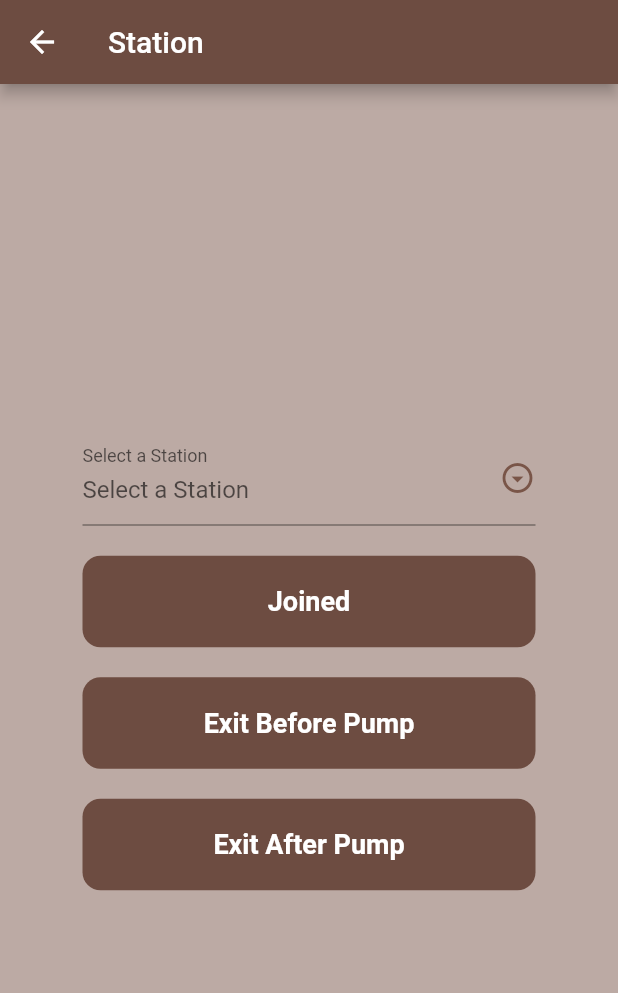
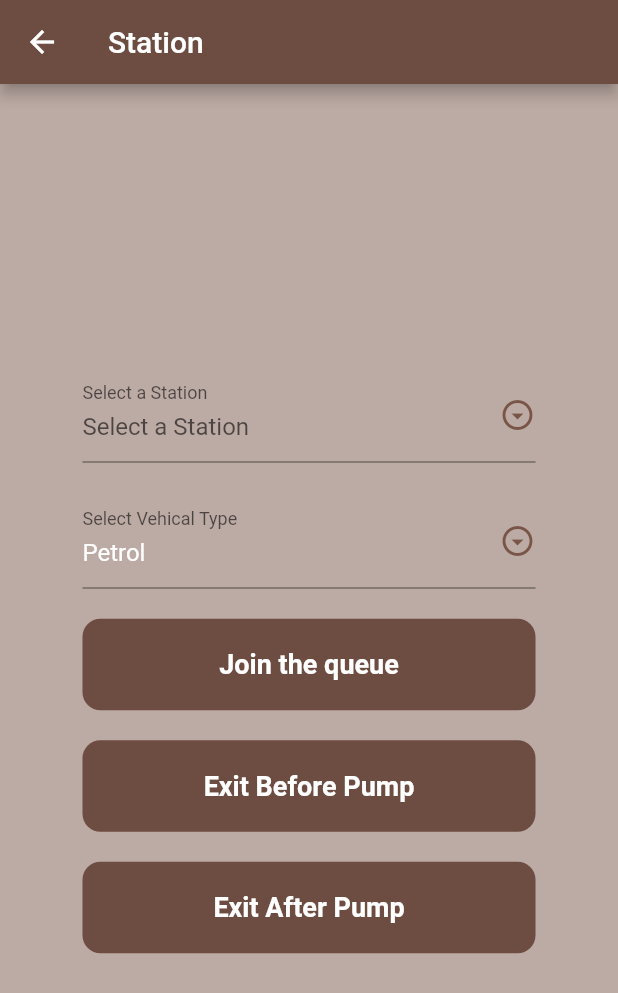
Before and after one commit to MC-FuelQs/fuelapp-frontend-flutter, a Flutter app: the StationPage screen opened directly, on a phone screen of 412 x 824 dp. Shown: the top 993 px of the screen. Run offline on Flutter 3.47's test engine with Material 2 defaults, Android fonts, the phone set to English and light mode, and no system bars; our stand-ins replace flutter_dotenv, google_fonts, shared_preferences; accounts and stored records are empty; network calls fail.

Commit message:
Send feed entry to backend when joined

```diff
--- a/lib/components/stationPage.dart
+++ b/lib/components/stationPage.dart
@@ -22,7 +22,12 @@ class StationPage extends StatefulWidget {
 class _StationPageState extends State<StationPage> {
   String API_URL = dotenv.get('API_URL', fallback: 'http://localhost:3000');
   List sheds = [];
-  String _selectStation = "";
+  String _selectedStation = "";
+  String _selectedVehicleType = "Petrol";
+  List vehicalTypes = ["Petrol", "Diesel"];
+  int joinedTime = 0;
+  bool joinedToQueue = false;
+  String feedId = '';
 
   @override
   void initState() {
@@ -41,12 +46,37 @@ class _StationPageState extends State<StationPage> {
     }).then((response) {
       print(response.statusCode);
       var data = json.decode(response.body);
-      print(data);
       setState(() {
         sheds = data;
-        _selectStation = data[0]['_id'];
+        _selectedStation = data[0]['_id'];
       });
     });
+  }
+
+  joinQueue(String selectedStation, String selectedVehicleType,
+      int joinedTime) async {
+    final prefs = await SharedPreferences.getInstance();
+    final String? token = prefs.getString('authToken');
+
+    var url = '$API_URL/api/feed/setfeed';
+    var response = await http.post(
+      Uri.parse(url),
+      headers: {
+        HttpHeaders.contentTypeHeader: "application/json",
+        HttpHeaders.authorizationHeader: "Bearer $token"
+      },
+      body: jsonEncode(<String, String>{
+        'shedName': selectedStation,
+        'type': selectedVehicleType,
+        'arrivalTime': joinedTime.toString()
+      }),
+    );
+    // ignore: avoid_print
+    print('Joined Q status: ${response.statusCode}');
+    if (response.statusCode == 200) {
+      var res = json.decode(response.body);
+      feedId = res['_id'];
+    }
   }
 
   Widget build(BuildContext context) {
@@ -65,7 +95,7 @@ class _StationPageState extends State<StationPage> {
                   padding: const EdgeInsets.symmetric(horizontal: 25.0),
                   child: DropdownButtonFormField<String>(
                     hint: const Text('Select a Station'),
-                    value: _selectStation,
+                    value: _selectedStation,
                     items: sheds.map((item) {
                       return new DropdownMenuItem(
                         value: item['_id'].toString(),
@@ -79,7 +109,7 @@ class _StationPageState extends State<StationPage> {
                     }).toList(),
                     onChanged: (newValue) {
                       setState(() {
-                        _selectStation = newValue.toString();
+                        _selectedStation = newValue.toString();
                       });
                     },
                     icon: const Icon(Icons.arrow_drop_down_circle_outlined,
@@ -95,21 +125,75 @@ class _StationPageState extends State<StationPage> {
                 ),
                 Padding(
                   padding: const EdgeInsets.symmetric(horizontal: 25.0),
+                  child: DropdownButtonFormField<String>(
+                    hint: const Text('Select your vehical type'),
+                    value: _selectedVehicleType,
+                    items: vehicalTypes.map((item) {
+                      return new DropdownMenuItem(
+                        value: item.toString(),
+                        child: new Text(
+                          item,
+                          style: const TextStyle(
+                            color: Colors.white,
+                          ),
+                        ),
+                      );
+                    }).toList(),
+                    onChanged: (newValue) {
+                      setState(() {
+                        _selectedVehicleType = newValue.toString();
+                      });
+                    },
+                    icon: const Icon(Icons.arrow_drop_down_circle_outlined,
+                        color: Colors.brown),
+                    dropdownColor: Colors.brown,
+                    decoration: const InputDecoration(
+                      labelText: "Select Vehical Type",
+                    ),
+                  ),
+                ),
+                const SizedBox(
+                  height: 20,
+                ),
+                Container(
+                  child: !joinedToQueue
+                      ? Padding(
+                          padding: const EdgeInsets.symmetric(horizontal: 25.0),
                           child: GestureDetector(
                             onTap: () {
-                      Navigator.push(
-                        context,
-                        MaterialPageRoute(
-                          builder: (BuildContext context) {
-                            return const HomePage();
-                          },
-                        ),
-                      );
+                              joinedTime =
+                                  DateTime.now().millisecondsSinceEpoch;
+                              setState(() {
+                                joinedToQueue = true;
+                              });
+                              joinQueue(_selectedStation, _selectedVehicleType,
+                                  joinedTime);
+                              print("Joined to queue");
                             },
                             child: Container(
                               padding: const EdgeInsets.all(20.0),
                               decoration: BoxDecoration(
                                   color: Colors.brown.shade600,
+                                  borderRadius: BorderRadius.circular(12)),
+                              child: const Center(
+                                child: Text(
+                                  'Join the queue',
+                                  style: TextStyle(
+                                      color: Colors.white,
+                                      fontWeight: FontWeight.bold,
+                                      fontSize: 18),
+                                ),
+                              ),
+                            ),
+                          ),
+                        )
+                      : Container(
+                          child: Padding(
+                          padding: const EdgeInsets.symmetric(horizontal: 25.0),
+                          child: Container(
+                            padding: const EdgeInsets.all(20.0),
+                            decoration: BoxDecoration(
+                                color: Colors.brown.shade200,
                                 borderRadius: BorderRadius.circular(12)),
                             child: const Center(
                               child: Text(
@@ -121,7 +205,7 @@ class _StationPageState extends State<StationPage> {
                               ),
                             ),
                           ),
-                  ),
+                        )),
                 ),
                 const SizedBox(
                   height: 20,
```
Lines whose indentation alone changed are shown as unchanged.
